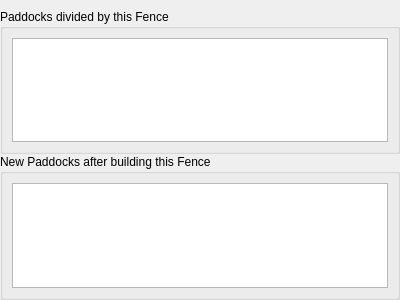
Above: mlapp/src/widgets/fence_details/fence_paddock_changes_base.ui from Trailmarker/paddock-power before the change. Below: the same form after it.
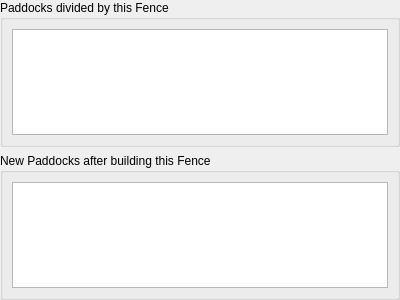
That is the form after the change. Custom widgets are drawn as their Qt base class.

```diff
--- a/mlapp/src/widgets/fence_details/fence_paddock_changes_base.ui
+++ b/mlapp/src/widgets/fence_details/fence_paddock_changes_base.ui
@@ -15,13 +15,13 @@
   </property>
   <layout class="QVBoxLayout" name="verticalLayout">
    <property name="spacing">
-    <number>0</number>
+    <number>6</number>
    </property>
    <property name="leftMargin">
     <number>0</number>
    </property>
    <property name="topMargin">
-    <number>9</number>
+    <number>0</number>
    </property>
    <property name="rightMargin">
     <number>0</number>
```
